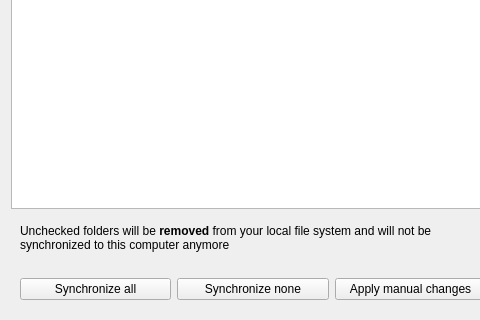
Above: src/gui/accountsettings.ui from Infomaniak/desktop-infomaniak-drive before the change; both pictures show x 0 to 480 and y 237 to 557 of the 678 by 557 pixel window. Below: the same form after it.
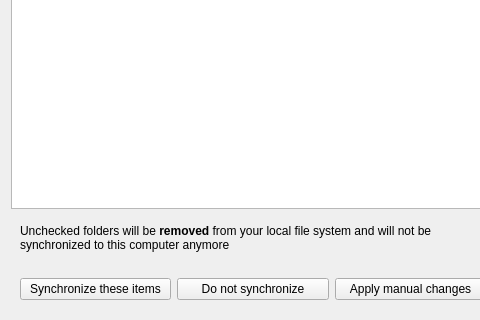
That is the form after the change. Custom widgets are drawn as their Qt base class.

```diff
--- a/src/gui/accountsettings.ui
+++ b/src/gui/accountsettings.ui
@@ -202,14 +202,14 @@
              <item>
               <widget class="QPushButton" name="bigFolderSyncAll">
                <property name="text">
-                <string>Synchronize all</string>
+                <string>Synchronize these items</string>
                </property>
               </widget>
              </item>
              <item>
               <widget class="QPushButton" name="bigFolderSyncNone">
                <property name="text">
-                <string>Synchronize none</string>
+                <string>Do not synchronize</string>
                </property>
               </widget>
              </item>
```
